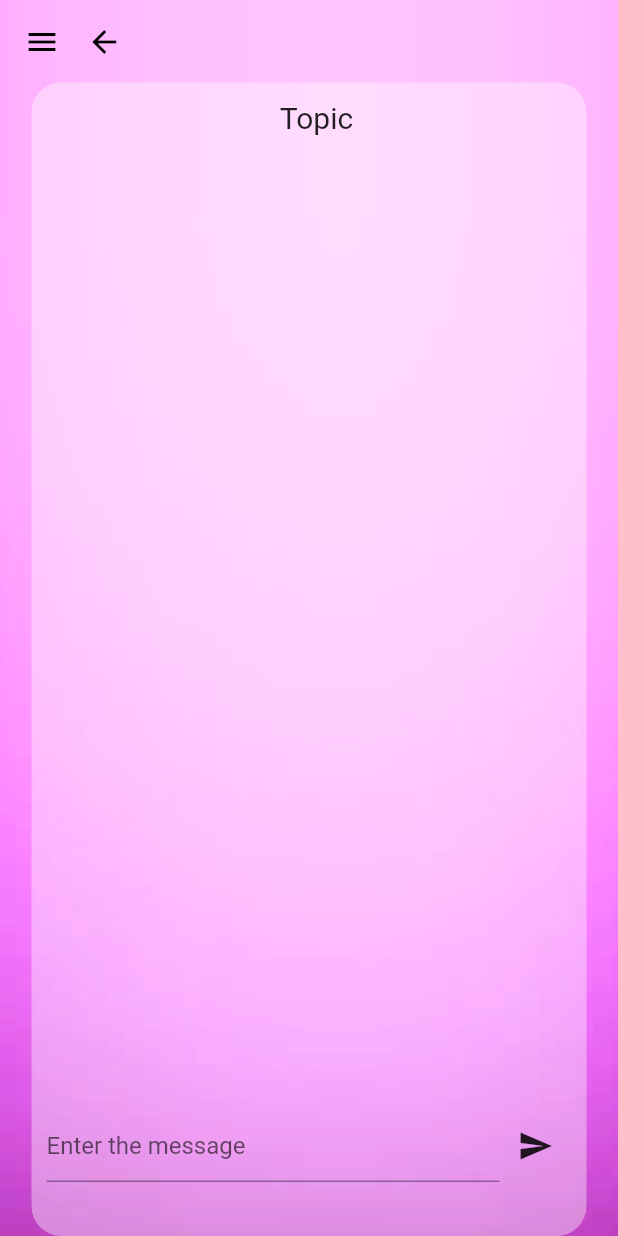
After one commit to Kavishkanirmal/MovieHut, a Flutter app: the Thread screen opened directly, on a phone screen of 412 x 824 dp. The commit adds this screen. Run offline on Flutter 3.47's test engine with Material 2 defaults, Android fonts, the phone set to English and light mode, and no system bars.

Commit message:
adding of thread and the forum pages

```diff
--- /dev/null
+++ b/lib/thread.dart
@@ -0,0 +1,164 @@
+import 'package:flutter/material.dart';
+import 'package:flutter/services.dart';
+import 'package:movie_hut/navigation_drawer.dart';
+
+class Thread extends StatefulWidget {
+  const Thread({super.key});
+
+  @override
+  State<Thread> createState() => _ThreadState();
+}
+
+class _ThreadState extends State<Thread> {
+  final List<String> _chats = []; //Declare a list to store the chats
+  final TextEditingController _chatController =
+      TextEditingController(); //Declare the text editing controller
+
+  @override
+  Widget build(BuildContext context) {
+    return Scaffold(
+      extendBodyBehindAppBar:
+          true, //To make the body visible through the appbar
+      drawer: const MenuDrawer(), //Calling the drawer widget
+
+      appBar: AppBar(
+        //Changing the color of the icons
+        iconTheme: const IconThemeData(color: Colors.black),
+        backgroundColor: Colors.transparent, //Make the background transparent
+        systemOverlayStyle: SystemUiOverlayStyle
+            .dark, //To make the status and navigation bars dark
+        elevation: 0, //Remove the shadows to make it complete transparent
+        //Log out button
+        actions: [
+          SizedBox(
+            width: 400,
+            height: 10,
+            child: Align(
+              alignment: const Alignment(-0.81, 0),
+              child: IconButton(
+                icon: const Icon(Icons.arrow_back), //Back icon
+                onPressed: () {
+                  Navigator.of(context).pop(); //Go back
+                },
+              ),
+            ),
+          ),
+        ],
+      ),
+
+      body: Stack(
+        children: [
+          //Adding the background image
+          Image.asset(
+            'assets/Home page background.PNG',
+            //Make the image fill the page
+            fit: BoxFit.cover,
+            width: double.infinity,
+            height: double.infinity,
+          ),
+          //Rest of the body
+          Center(
+            //Background widget
+            child: Container(
+              margin: const EdgeInsets.only(top: 55),
+              //Define the size of the widget
+              width: 370,
+              height: 770,
+              decoration: const BoxDecoration(
+                color: Color.fromARGB(98, 254, 253, 253), //Color of the widget
+                borderRadius: BorderRadius.all(
+                  Radius.circular(20), //Make the corners round
+                ),
+              ),
+              child: Column(
+                children: [
+                  //Topic of the thread
+                  Container(
+                    margin: const EdgeInsets.only(top: 12, left: 10), //Margins
+                    child: const Text(
+                      'Topic', //Text inside the topic widget
+                      style: TextStyle(fontSize: 20), //Adjust the font size
+                    ),
+                  ),
+                  SizedBox(
+                    height: 650,
+                    child: Column(
+                      children: [
+                        Expanded(
+                          //Add the chats to inside the background widget
+                          child: ListView.builder(
+                            itemCount: _chats
+                                .length, //Build list items when a user submits a chat
+                            itemBuilder: (BuildContext context, int index) {
+                              //Container whcih holds a chat
+                              return Container(
+                                margin: const EdgeInsets.symmetric(
+                                    vertical: 5, horizontal: 5), //Margins
+                                padding: const EdgeInsets.all(5), //Padding
+                                decoration: BoxDecoration(
+                                  color: const Color.fromARGB(182, 255, 193,
+                                      7), //COlor of the widget holds chats
+                                  borderRadius: BorderRadius.circular(
+                                      10), //Make the corners round
+                                ),
+                                child: Text(_chats[
+                                    index]), //Put the chat inside the widgets accordingly
+                              );
+                            },
+                          ),
+                        ),
+                      ],
+                    ),
+                  ),
+                  //Text(message) input field and the send button
+                  Container(
+                    padding:
+                        const EdgeInsets.symmetric(horizontal: 10), //Padding
+                    child: Row(
+                      children: [
+                        Expanded(
+                          //Text(message) input field
+                          child: TextField(
+                            decoration: const InputDecoration(
+                              hintText:
+                                  'Enter the message', //Hint text inside the text input field
+                            ),
+                            onSubmitted: (value) {
+                              setState(() {
+                                _chats.add(
+                                    value); //Add the message to the list when submits
+                              });
+                              _chatController
+                                  .clear(); //Make the chat controller clear
+                            },
+                          ),
+                        ),
+                        //Send button
+                        IconButton(
+                          icon: const Icon(Icons.send), //Send icon
+                          onPressed: () {
+                            //When pressed
+                            final value = _chatController.text
+                                .trim(); //Assign the text message to the value variable
+                            if (value.isNotEmpty) {
+                              //If the value is not empty
+                              setState(() {
+                                _chats.add(value); //Add the value to the list
+                                _chatController
+                                    .clear(); //Clear the chatController
+                              });
+                            }
+                          },
+                        )
+                      ],
+                    ),
+                  ),
+                ],
+              ),
+            ),
+          ),
+        ],
+      ),
+    );
+  }
+}
--- a/lib/user_account.dart
+++ b/lib/user_account.dart
@@ -28,7 +28,7 @@ class UserAccount extends StatelessWidget {
             child: Align(
               alignment: const Alignment(-0.81, 0),
               child: IconButton(
-                icon: const Icon(Icons.logout_outlined),
+                icon: const Icon(Icons.logout_outlined), //Logout icon
                 onPressed: () {
                   Navigator.push(
                     context,
```
Also changed, not shown: lib/forum_page.dart (added, +131 -0 lines), lib/home_page.dart (+22 -7 lines).
